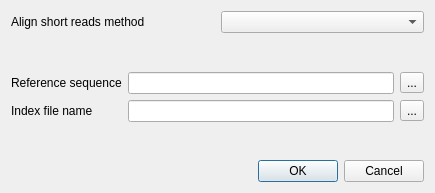
This is src/corelibs/U2View/src/util_dna_assembly/ui/BuildIndexFromRefDialog.ui in violethaze74/ugene as Qt 5 draws it before an edit. The edited form follows.
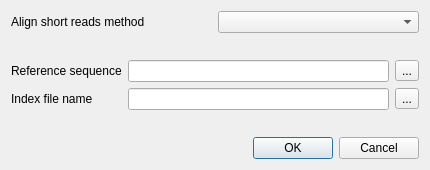
This is the edited form.

What changed in the file:
```diff
--- a/src/corelibs/U2View/src/util_dna_assembly/ui/BuildIndexFromRefDialog.ui
+++ b/src/corelibs/U2View/src/util_dna_assembly/ui/BuildIndexFromRefDialog.ui
@@ -6,8 +6,8 @@
    <rect>
     <x>0</x>
     <y>0</y>
-    <width>435</width>
-    <height>193</height>
+    <width>430</width>
+    <height>170</height>
    </rect>
   </property>
   <property name="sizePolicy">
```
